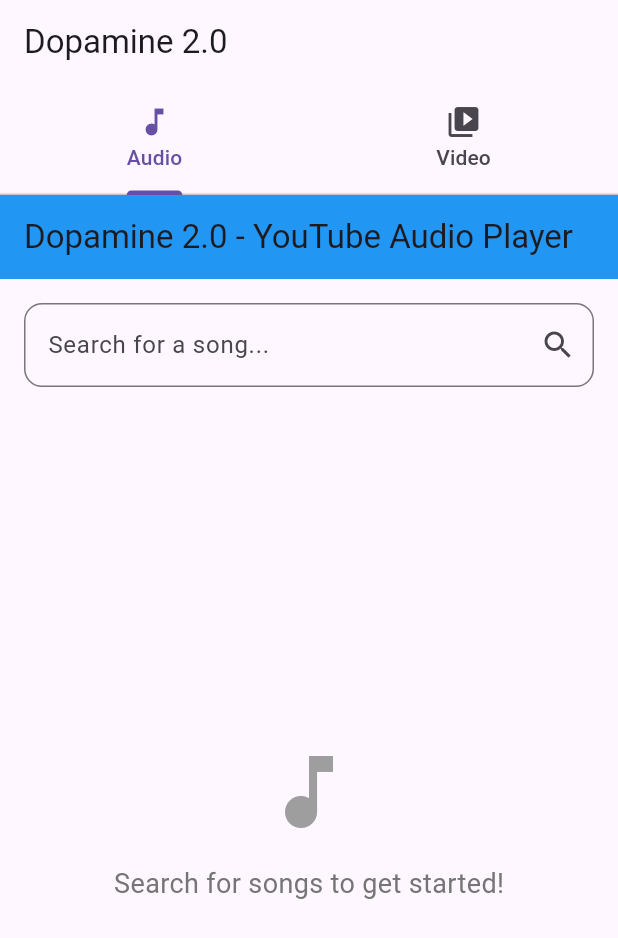
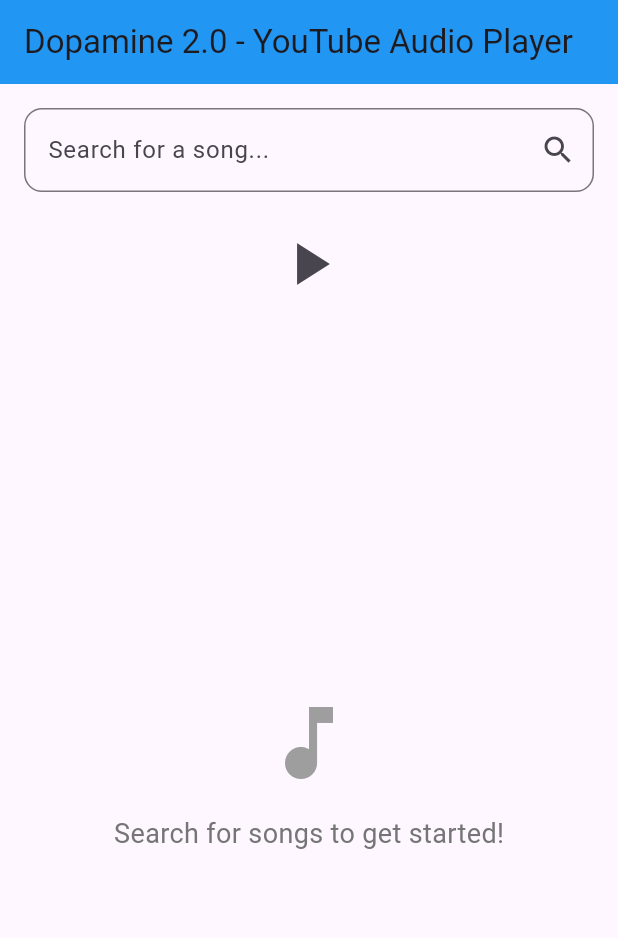
Before and after one commit to ssrivatsava7/Scratch, a Flutter app: the screen it shows after launch, on a phone screen of 412 x 824 dp. Shown: the top 938 px of the screen. Run offline on Flutter 3.47's test engine with Material 3 defaults, Android fonts, the phone set to English and light mode, and no system bars; our stand-ins replace get, just_audio; missing offline and left inert: media_kit, media_kit_video, youtube_explode_dart.

Commit message:
Replace just_audio with media_kit for Windows support and initialize media_kit

```diff
--- a/dopamine2_0/lib/main.dart
+++ b/dopamine2_0/lib/main.dart
@@ -1,15 +1,14 @@
 import 'package:flutter/material.dart';
 import 'package:get/get.dart';
 import 'package:media_kit/media_kit.dart';
-
-import 'controllers/youtube_media_controller.dart';
 import 'screens/audio_player_screen.dart';
-import 'screens/video_player_screen.dart';
 
 void main() {
+  // Must call this before any other media_kit usage
   WidgetsFlutterBinding.ensureInitialized();
-  MediaKit.ensureInitialized(); // Initialize media_kit
-  runApp(DopamineApp());
+  MediaKit.ensureInitialized(); // remove 'await' here
+
+  runApp(const DopamineApp());
 }
 
 class DopamineApp extends StatelessWidget {
@@ -20,114 +19,8 @@
     return GetMaterialApp(
       debugShowCheckedModeBanner: false,
       title: 'Dopamine 2.0',
-      theme: ThemeData(
-        primarySwatch: Colors.blue,
-        visualDensity: VisualDensity.adaptivePlatformDensity,
-      ),
-      home: MediaHomeScreen(),
+      theme: ThemeData(primarySwatch: Colors.blue),
+      home: AudioPlayerScreen(),
     );
   }
 }
-
-class MediaHomeScreen extends StatelessWidget {
-  final YouTubeMediaController ytController = YouTubeMediaController();
-  final TextEditingController searchController = TextEditingController();
-  final RxList videos = [].obs;
-
-  MediaHomeScreen({super.key});
-
-  void searchVideos(String query) async {
-    videos.value = await ytController.searchVideos(query);
-  }
-
-  @override
-  Widget build(BuildContext context) {
-    return DefaultTabController(
-      length: 2,
-      child: Scaffold(
-        appBar: AppBar(
-          title: Text("Dopamine 2.0"),
-          bottom: TabBar(
-            tabs: [
-              Tab(icon: Icon(Icons.music_note), text: "Audio"),
-              Tab(icon: Icon(Icons.video_library), text: "Video"),
-            ],
-          ),
-        ),
-        body: TabBarView(
-          children: [
-            AudioPlayerScreen(), // Existing audio functionality
-            videoTab(), // New video tab functionality
-          ],
-        ),
-      ),
-    );
-  }
-
-  Widget videoTab() => Column(
-    children: [
-      Padding(
-        padding: const EdgeInsets.all(16),
-        child: TextField(
-          controller: searchController,
-          decoration: InputDecoration(
-            hintText: "Search for videos...",
-            border: OutlineInputBorder(borderRadius: BorderRadius.circular(12)),
-            suffixIcon: IconButton(
-              icon: Icon(Icons.search),
-              onPressed: () {
-                if (searchController.text.trim().isNotEmpty) {
-                  searchVideos(searchController.text.trim());
-                }
-              },
-            ),
-          ),
-          onSubmitted: (value) {
-            if (value.trim().isNotEmpty) {
-              searchVideos(value.trim());
-            }
-          },
-        ),
-      ),
-      Expanded(
-        child: Obx(() {
-          if (videos.isEmpty) {
-            return Center(
-              child: Text(
-                "Search videos to get started!",
-                style: TextStyle(color: Colors.grey),
-              ),
-            );
-          }
-
-          return ListView.builder(
-            itemCount: videos.length,
-            itemBuilder: (_, index) {
-              var video = videos[index];
-              return ListTile(
-                leading: Icon(Icons.video_collection),
-                title: Text(video.title),
-                subtitle: Text(video.author),
-                trailing: Icon(Icons.play_arrow),
-                onTap: () async {
-                  try {
-                    Get.to(() => VideoPlayerScreen(
-                      videoId: video.id.value,
-                      videoTitle: video.title,
-                    ));
-                  } catch (e) {
-                    Get.snackbar(
-                      'Error',
-                      'Failed to play video: ${e.toString()}',
-                      snackPosition: SnackPosition.BOTTOM,
-                    );
-                  }
-                },
-              );
-            },
-          );
-        }),
-      ),
-    ],
-  );
-}
--- a/dopamine2_0/lib/screens/audio_player_screen.dart
+++ b/dopamine2_0/lib/screens/audio_player_screen.dart
@@ -1,6 +1,7 @@
 import 'package:flutter/material.dart';
 import 'package:get/get.dart';
 import '../controllers/audio_controller.dart';
+import 'video_player_screen.dart';
 
 class AudioPlayerScreen extends StatelessWidget {
   final AudioController audioController = Get.put(AudioController());
@@ -12,12 +13,12 @@
   Widget build(BuildContext context) {
     return Scaffold(
       appBar: AppBar(
-        title: Text("Dopamine 2.0 - YouTube Audio Player"),
+        title: const Text("Dopamine 2.0 - YouTube Audio Player"),
         backgroundColor: Colors.blue,
       ),
       body: Column(
         children: [
-          // Search bar for entering song name
+          // Search bar
           Padding(
             padding: const EdgeInsets.all(16.0),
             child: TextField(
@@ -28,12 +29,10 @@
                   borderRadius: BorderRadius.circular(12),
                 ),
                 suffixIcon: IconButton(
-                  icon: Icon(Icons.search),
+                  icon: const Icon(Icons.search),
                   onPressed: () {
                     if (searchController.text.trim().isNotEmpty) {
-                      audioController.searchVideos(
-                        searchController.text.trim(),
-                      );
+                      audioController.searchVideos(searchController.text.trim());
                     }
                   },
                 ),
@@ -50,8 +49,8 @@
           Obx(() {
             if (audioController.currentError.value.isNotEmpty) {
               return Container(
-                margin: EdgeInsets.symmetric(horizontal: 16, vertical: 8),
-                padding: EdgeInsets.all(12),
+                margin: const EdgeInsets.symmetric(horizontal: 16, vertical: 8),
+                padding: const EdgeInsets.all(12),
                 decoration: BoxDecoration(
                   color: Colors.red.shade100,
                   borderRadius: BorderRadius.circular(8),
@@ -59,8 +58,8 @@
                 ),
                 child: Row(
                   children: [
-                    Icon(Icons.error, color: Colors.red),
-                    SizedBox(width: 8),
+                    const Icon(Icons.error, color: Colors.red),
+                    const SizedBox(width: 8),
                     Expanded(
                       child: Text(
                         audioController.currentError.value,
@@ -68,56 +67,50 @@
                       ),
                     ),
                     IconButton(
-                      icon: Icon(Icons.close, color: Colors.red),
+                      icon: const Icon(Icons.close, color: Colors.red),
                       onPressed: () => audioController.clearError(),
                     ),
                   ],
                 ),
               );
             }
-            return SizedBox.shrink();
+            return const SizedBox.shrink();
           }),
 
           // Loading indicator
           Obx(() {
             if (audioController.isLoading.value) {
-              return Container(
+              return const Padding(
                 padding: EdgeInsets.all(16),
-                child: Row(
-                  mainAxisAlignment: MainAxisAlignment.center,
-                  children: [
-                    CircularProgressIndicator(),
-                    SizedBox(width: 16),
-                    Text("Loading audio..."),
-                  ],
-                ),
+                child: CircularProgressIndicator(),
               );
             }
-            return SizedBox.shrink();
+            return const SizedBox.shrink();
           }),
 
-          // Playback controls (when audio is loaded)
+          // Playback controls
           Obx(() {
             if (audioController.isPlaying.value) {
-              return Container(
-                padding: EdgeInsets.symmetric(vertical: 8),
-                child: Row(
+              return Row(
                 mainAxisAlignment: MainAxisAlignment.center,
                 children: [
                   IconButton(
-                      icon: Icon(Icons.pause, size: 32),
+                    icon: const Icon(Icons.pause, size: 32),
                     onPressed: () => audioController.togglePlayback(),
                   ),
-                    SizedBox(width: 16),
+                  const SizedBox(width: 16),
                   IconButton(
-                      icon: Icon(Icons.stop, size: 32),
+                    icon: const Icon(Icons.stop, size: 32),
                     onPressed: () => audioController.stopPlayback(),
                   ),
                 ],
-                ),
+              );
+            } else {
+              return IconButton(
+                icon: const Icon(Icons.play_arrow, size: 48),
+                onPressed: () => audioController.togglePlayback(),
               );
             }
-            return SizedBox.shrink();
           }),
 
           // Display search results
@@ -128,8 +121,8 @@
                   child: Column(
                     mainAxisAlignment: MainAxisAlignment.center,
                     children: [
-                      Icon(Icons.music_note, size: 64, color: Colors.grey),
-                      SizedBox(height: 16),
+                      const Icon(Icons.music_note, size: 64, color: Colors.grey),
+                      const SizedBox(height: 16),
                       Text(
                         "Search for songs to get started!",
                         style: TextStyle(
@@ -143,14 +136,14 @@
               }
 
               return ListView.builder(
-                padding: EdgeInsets.symmetric(horizontal: 8),
+                padding: const EdgeInsets.symmetric(horizontal: 8),
                 itemCount: audioController.searchResults.length,
                 itemBuilder: (context, index) {
                   var video = audioController.searchResults[index];
                   return Card(
-                    margin: EdgeInsets.symmetric(vertical: 4, horizontal: 8),
+                    margin: const EdgeInsets.symmetric(vertical: 4, horizontal: 8),
                     child: ListTile(
-                      leading: CircleAvatar(
+                      leading: const CircleAvatar(
                         backgroundColor: Colors.blue,
                         child: Icon(Icons.music_note, color: Colors.white),
                       ),
@@ -166,14 +159,25 @@
                           if (video.duration != null)
                             Text(
                               "${video.duration!.inMinutes}:${(video.duration!.inSeconds % 60).toString().padLeft(2, '0')}",
-                              style: TextStyle(
-                                fontSize: 12,
-                                color: Colors.grey,
-                              ),
+                              style: const TextStyle(fontSize: 12, color: Colors.grey),
                             ),
                         ],
                       ),
-                      trailing: Icon(Icons.play_arrow),
+                      trailing: Row(
+                        mainAxisSize: MainAxisSize.min,
+                        children: [
+                          IconButton(
+                            icon: const Icon(Icons.video_library),
+                            onPressed: () {
+                              Get.to(() => VideoPlayerScreen(
+                                    videoId: video.id.toString(),
+                                    videoTitle: video.title,
+                                  ));
+                            },
+                          ),
+                          const Icon(Icons.play_arrow),
+                        ],
+                      ),
                       onTap: () {
                         audioController.loadAudio(video.id.toString());
                       },
```
Also changed, not shown: dopamine2_0/lib/controllers/audio_controller.dart (+34 -309 lines), dopamine2_0/pubspec.yaml (+5 -4 lines), dopamine2_0/pubspec.lock, 1 other file. Lines whose indentation alone changed are shown as unchanged.
